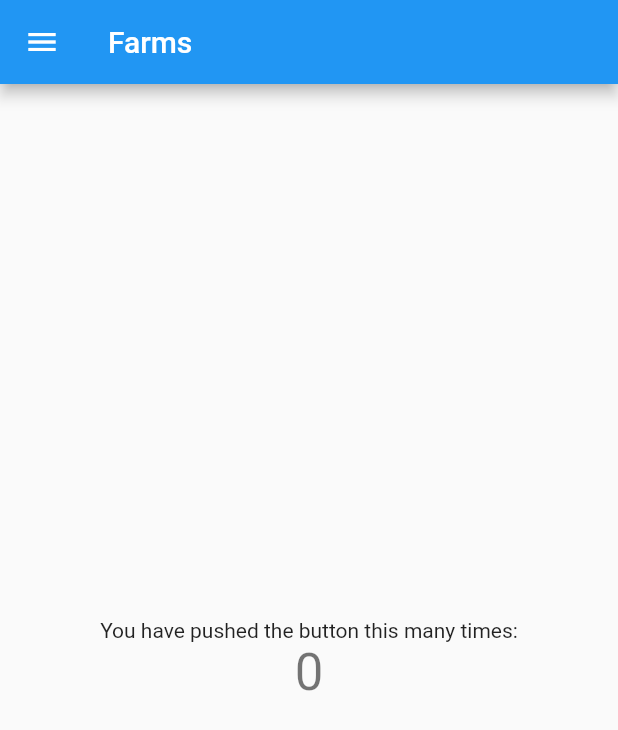
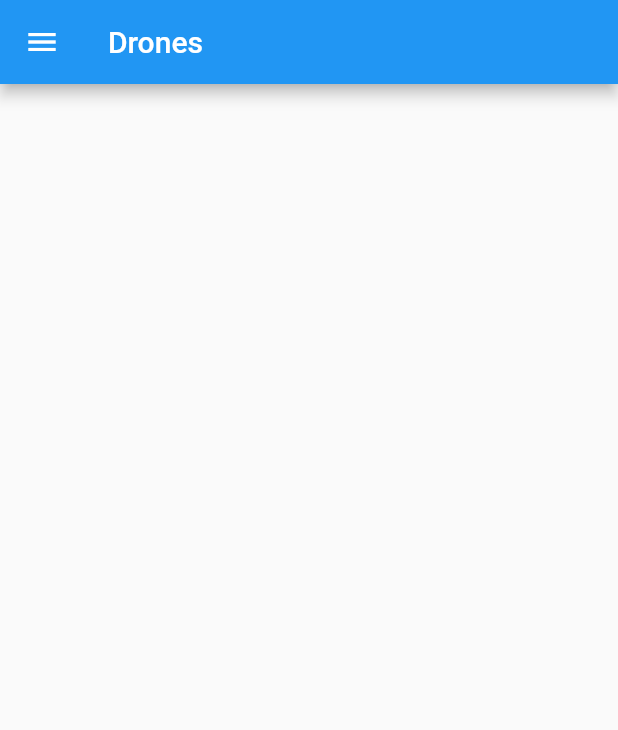
Before and after one commit to DusanTodorovic5/DemeterHuawei, a Flutter app: the screen it shows after launch, on a phone screen of 412 x 824 dp. Shown: the top 730 px of the screen. Run offline on Flutter 3.47's test engine with Material 2 defaults, Android fonts, the phone set to English and light mode, and no system bars.

Commit message:
refactor: remove unused code

```diff
--- a/lib/pages/farms_list.dart
+++ b/lib/pages/farms_list.dart
@@ -9,36 +9,16 @@ class FarmsListPage extends StatefulWidget {
 }
 
 class _FarmsListPageState extends State<FarmsListPage> {
-  int _counter = 0;
-
-  void _incrementCounter() {
-    setState(() {
-      _counter++;
-    });
-  }
-
   @override
   Widget build(BuildContext context) {
     return Scaffold(
-        drawer: Drawer(
-          child: DrawerWidget(),
-        ),
-        appBar: AppBar(
-          title: const Text("Farms"),
-        ),
-        body: Center(
-          child: Column(
-            mainAxisAlignment: MainAxisAlignment.center,
-            children: <Widget>[
-              const Text(
-                'You have pushed the button this many times:',
-              ),
-              Text(
-                '$_counter',
-                style: Theme.of(context).textTheme.headline4,
-              ),
-            ],
-          ),
-        ));
+      drawer: Drawer(
+        child: DrawerWidget(),
+      ),
+      appBar: AppBar(
+        title: const Text("Drones"),
+      ),
+      body: Center(),
+    );
   }
 }
--- a/lib/widgets/drawer_widget.dart
+++ b/lib/widgets/drawer_widget.dart
@@ -1,8 +1,3 @@
-import 'package:demeter_huawei/pages/drones_list.dart';
-import 'package:demeter_huawei/pages/farms_list.dart';
-import 'package:demeter_huawei/pages/logs_page.dart';
-import 'package:demeter_huawei/pages/preferences_page.dart';
-import 'package:demeter_huawei/pages/weather_page.dart';
 import 'package:flutter/material.dart';
 
 class DrawerWidget extends StatelessWidget {
```
Also changed, not shown: lib/pages/drones_list.dart (+2 -22 lines), lib/pages/logs_page.dart (+8 -28 lines), lib/pages/preferences_page.dart (+8 -28 lines), lib/pages/weather_page.dart (+8 -28 lines).
